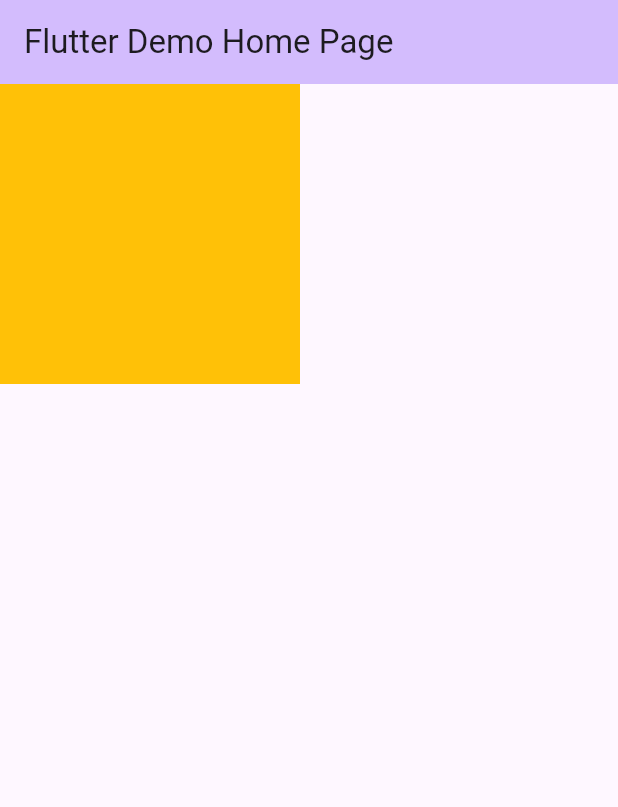
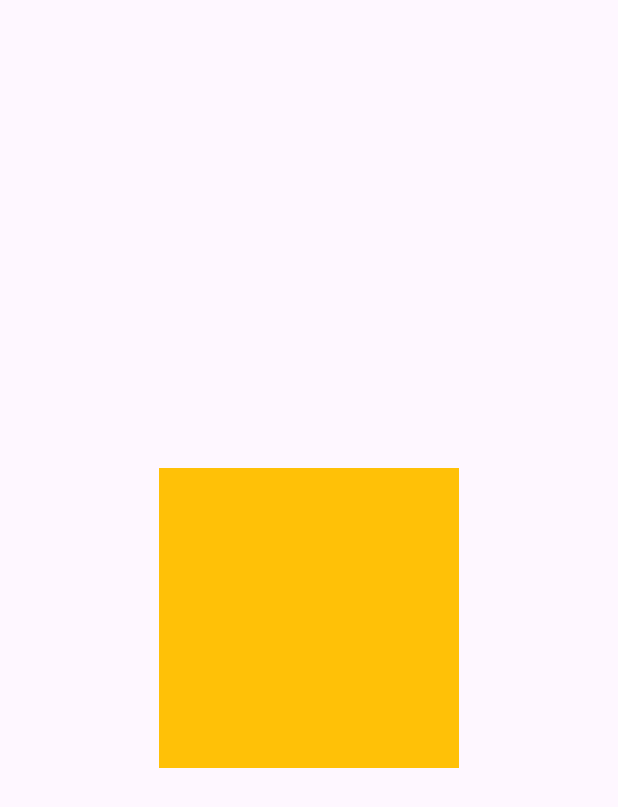
Before and after one commit to PabloNAX/surf_course, a Flutter app: the screen it shows after launch, on a phone screen of 412 x 824 dp. Shown: the top 807 px of the screen. Run offline on Flutter 3.47's test engine with Material 2 defaults, Android fonts, the light colour scheme and no system bars.

Commit message:
Fixed the position X/Y and dragging by the pointer

```diff
--- a/task-10/gesture_app/lib/main.dart
+++ b/task-10/gesture_app/lib/main.dart
@@ -1,3 +1,5 @@
+import 'dart:ui';
+
 import 'package:flutter/material.dart';
 
 void main() {
@@ -34,18 +36,24 @@ class _MyHomePageState extends State<MyHomePage>
   late Color _color;
   late double _top;
   late double _left;
-  late double _bottom;
-  late double _right;
-  bool _selected = false;
   late final AnimationController _controller;
   late final Animation<double> _animation;
+  final MediaQueryData dataSizes = MediaQueryData.fromView(
+      WidgetsBinding.instance.platformDispatcher.views.single);
+  // Sizes for container to calculate later the X and Y coordinates
+  final double containerHeigh = 200;
+  final double containerWidth = 200;
 
   @override
   void initState() {
     super.initState();
     _color = Colors.amber;
-    _top = 0;
-    _left = 0;
+
+    final double width = dataSizes.size.width;
+    final double height = dataSizes.size.height;
+    // Calculate the inistal center coordinates
+    _top = (height - containerHeigh) / 2;
+    _left = (width - containerWidth) / 2;
 
     // Controller init
     _controller = AnimationController(
@@ -71,6 +79,7 @@ class _MyHomePageState extends State<MyHomePage>
   // Change position
   void onDragStart(DragStartDetails detailes) {
     setState(() {
+      // Assign top/left positions
       _top = detailes.localPosition.dy;
       _left = detailes.localPosition.dx;
     });
@@ -95,10 +104,6 @@ class _MyHomePageState extends State<MyHomePage>
   @override
   Widget build(BuildContext context) {
     return Scaffold(
-        appBar: AppBar(
-          backgroundColor: Theme.of(context).colorScheme.inversePrimary,
-          title: Text(widget.title),
-        ),
         body: Stack(
       children: [
         Positioned(
@@ -106,14 +111,16 @@ class _MyHomePageState extends State<MyHomePage>
           left: _left,
           child: Center(
             child: AnimatedContainer(
-                  alignment: _selected
-                      ? Alignment.topCenter
-                      : AlignmentDirectional.center,
               duration: const Duration(seconds: 2),
               curve: Curves.fastOutSlowIn,
               child: RotationTransition(
                 turns: _animation,
-                      child: Container(width: 200, height: 200, color: _color)),
+                child: Container(
+                  width: containerHeigh,
+                  height: containerWidth,
+                  color: _color,
+                ),
+              ),
             ),
           ),
         ),
```
Lines whose indentation alone changed are shown as unchanged.
